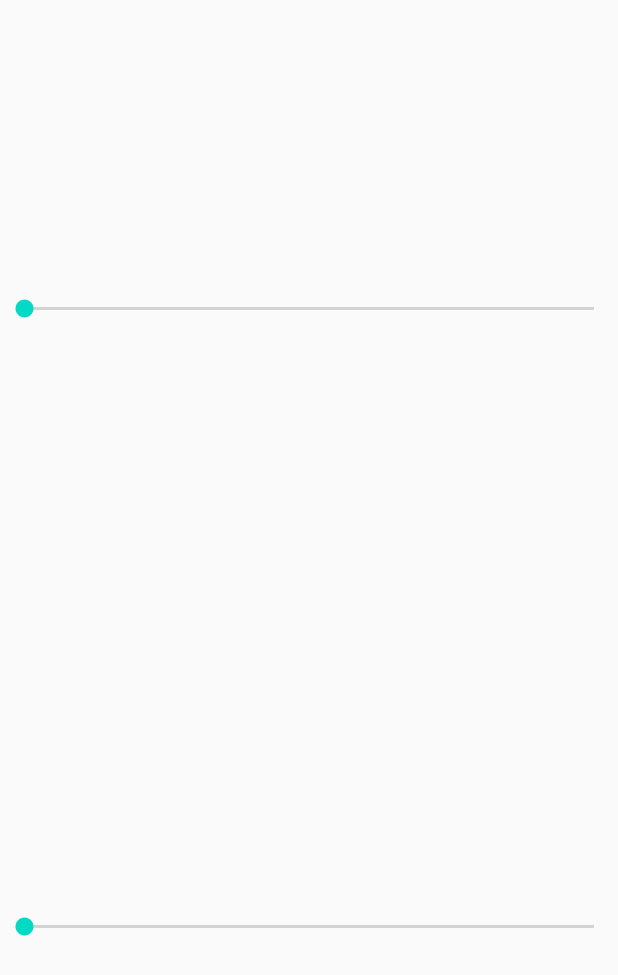
After one commit to YuanTiger/TigerGank-MVVM, an Android app: the ViewModelTestActivity_2 screen opened directly, with no data from a screen before it, on a phone screen of 412 x 824 dp. The commit adds this screen. Shown: the top 975 px of the screen. Run offline under Robolectric (Android 15) with nearby library versions, the phone set to English and light mode, and no system bars.

Commit message:
Fragment通过LiveData实现数据共享

```diff
--- a/app/src/main/AndroidManifest.xml
+++ b/app/src/main/AndroidManifest.xml
@@ -23,7 +23,8 @@
 
         <activity android:name=".activity.TestActivity" />
         <activity android:name=".test.lifecycle.MyLocationTestActivity" />
-        <activity android:name=".test.viewmodel.ViewModelTestActivity" />
+        <activity android:name=".test.viewmodel.one.ViewModelTestActivity" />
+        <activity android:name=".test.viewmodel.two.ViewModelTestActivity_2" />
 
         <service android:name=".test.lifecycle.MyLocationService"/>
     </application>
--- a/app/src/main/java/com/my/gank/activity/MainActivity.kt
+++ b/app/src/main/java/com/my/gank/activity/MainActivity.kt
@@ -7,9 +7,9 @@ import android.widget.TextView
 import androidx.appcompat.app.AppCompatActivity
 import com.my.gank.R
 import com.my.gank.base.lifecycle.ActivityLifecycleObserver
-import com.my.gank.test.lifecycle.MyLocationTestActivity
 import com.my.gank.test.lifecycle.MyChronometer
-import com.my.gank.test.viewmodel.ViewModelTestActivity
+import com.my.gank.test.viewmodel.one.ViewModelTestActivity
+import com.my.gank.test.viewmodel.two.ViewModelTestActivity_2
 
 /**
  * Author: mengyuan
@@ -38,7 +38,7 @@ class MainActivity : AppCompatActivity(), View.OnClickListener {
     override fun onClick(view: View?) {
         when (view?.id) {
             R.id.tv_test -> {
-                val intent = Intent(this, ViewModelTestActivity::class.java)
+                val intent = Intent(this, ViewModelTestActivity_2::class.java)
                 startActivity(intent)
             }
             else -> {
--- /dev/null
+++ b/app/src/main/java/com/my/gank/test/viewmodel/two/SeekBarViewModel.java
@@ -0,0 +1,26 @@
+package com.my.gank.test.viewmodel.two;
+
+import androidx.lifecycle.MutableLiveData;
+import androidx.lifecycle.ViewModel;
+
+/**
+ * Author: mengyuan
+ * Date  : 2021/10/13/2:54 下午
+ * E-Mail: mengyuanzz@126.com
+ * -----------
+ */
+public class SeekBarViewModel  extends ViewModel {
+
+    public MutableLiveData<Integer> seekBarProgress;
+
+
+    public MutableLiveData<Integer> getSeekProgress(){
+        if(seekBarProgress == null){
+            seekBarProgress = new MutableLiveData<>();
+            seekBarProgress.setValue(0);
+        }
+        return  seekBarProgress;
+    }
+
+
+}
--- /dev/null
+++ b/app/src/main/java/com/my/gank/test/viewmodel/two/ViewModelTestActivity_2.java
@@ -0,0 +1,37 @@
+package com.my.gank.test.viewmodel.two;
+
+import android.os.Bundle;
+import android.view.View;
+import android.widget.TextView;
+
+import androidx.annotation.Nullable;
+import androidx.appcompat.app.AppCompatActivity;
+import androidx.lifecycle.Observer;
+import androidx.lifecycle.ViewModelProvider;
+
+import com.my.gank.R;
+import com.my.gank.test.viewmodel.one.ViewModelTest;
+
+import java.util.Timer;
+import java.util.TimerTask;
+
+/**
+ * Author: mengyuan
+ * Date  : 2021/10/12/6:50 下午
+ * E-Mail: mengyuanzz@126.com
+ * -----------
+ */
+public class ViewModelTestActivity_2 extends AppCompatActivity  {
+
+
+
+    @Override
+    protected void onCreate(@Nullable @org.jetbrains.annotations.Nullable Bundle savedInstanceState) {
+        super.onCreate(savedInstanceState);
+
+        setContentView(R.layout.activity_view_model_2);
+
+    }
+
+
+}
--- /dev/null
+++ b/app/src/main/java/com/my/gank/test/viewmodel/two/ViewModelTestFragment_Bottom.java
@@ -0,0 +1,67 @@
+package com.my.gank.test.viewmodel.two;
+
+import android.os.Bundle;
+import android.view.LayoutInflater;
+import android.view.View;
+import android.view.ViewGroup;
+import android.widget.SeekBar;
+
+import androidx.annotation.NonNull;
+import androidx.annotation.Nullable;
+import androidx.fragment.app.Fragment;
+import androidx.lifecycle.Observer;
+import androidx.lifecycle.ViewModelProvider;
+
+import com.my.gank.R;
+
+import org.jetbrains.annotations.NotNull;
+
+/**
+ * Author: mengyuan
+ * Date  : 2021/10/13/2:43 下午
+ * E-Mail: mengyuanzz@126.com
+ * -----------
+ */
+public class ViewModelTestFragment_Bottom extends Fragment {
+
+    private SeekBar seekBar;
+
+
+    private SeekBarViewModel seekBarViewModel;
+
+    @Nullable
+    @Override
+    public View onCreateView(@NonNull @NotNull LayoutInflater inflater, @Nullable ViewGroup container, @Nullable Bundle savedInstanceState) {
+        View rootView = inflater.inflate(R.layout.fragment_view_model_bottom, container, false);
+        seekBar = rootView.findViewById(R.id.seek_bar_bottom);
+
+
+        seekBarViewModel = new ViewModelProvider(getActivity(), new ViewModelProvider.AndroidViewModelFactory(getActivity().getApplication())).get(SeekBarViewModel.class);
+
+        seekBarViewModel.getSeekProgress().observe(getActivity(), new Observer<Integer>() {
+            @Override
+            public void onChanged(Integer integer) {
+                seekBar.setProgress(integer);
+            }
+        });
+
+        seekBar.setOnSeekBarChangeListener(new SeekBar.OnSeekBarChangeListener() {
+            @Override
+            public void onProgressChanged(SeekBar seekBar, int i, boolean b) {
+                seekBarViewModel.getSeekProgress().setValue(i);
+            }
+
+            @Override
+            public void onStartTrackingTouch(SeekBar seekBar) {
+
+            }
+
+            @Override
+            public void onStopTrackingTouch(SeekBar seekBar) {
+
+            }
+        });
+
+        return rootView;
+    }
+}
--- /dev/null
+++ b/app/src/main/java/com/my/gank/test/viewmodel/two/ViewModelTestFragment_Top.java
@@ -0,0 +1,69 @@
+package com.my.gank.test.viewmodel.two;
+
+import android.os.Bundle;
+import android.view.LayoutInflater;
+import android.view.View;
+import android.view.ViewGroup;
+import android.widget.SeekBar;
+
+import androidx.annotation.NonNull;
+import androidx.annotation.Nullable;
+import androidx.fragment.app.Fragment;
+import androidx.lifecycle.Observer;
+import androidx.lifecycle.ViewModelProvider;
+
+import com.my.gank.R;
+
+import org.jetbrains.annotations.NotNull;
+
+/**
+ * Author: mengyuan
+ * Date  : 2021/10/13/2:43 下午
+ * E-Mail: mengyuanzz@126.com
+ * -----------
+ */
+public class ViewModelTestFragment_Top extends Fragment {
+
+    private SeekBar seekBar;
+
+    private SeekBarViewModel seekBarViewModel;
+
+    @Nullable
+    @Override
+    public View onCreateView(@NonNull @NotNull LayoutInflater inflater, @Nullable ViewGroup container, @Nullable Bundle savedInstanceState) {
+        View rootView = inflater.inflate(R.layout.fragment_view_model_top, container, false);
+        seekBar = rootView.findViewById(R.id.seek_bar_top);
+
+
+        seekBarViewModel = new ViewModelProvider(getActivity(), new ViewModelProvider.AndroidViewModelFactory(getActivity().getApplication())).get(SeekBarViewModel.class);
+
+        seekBarViewModel.getSeekProgress().observe(getActivity(), new Observer<Integer>() {
+            @Override
+            public void onChanged(Integer integer) {
+                seekBar.setProgress(integer);
+            }
+        });
+
+        seekBar.setOnSeekBarChangeListener(new SeekBar.OnSeekBarChangeListener() {
+            @Override
+            public void onProgressChanged(SeekBar seekBar, int i, boolean b) {
+                seekBarViewModel.getSeekProgress().setValue(i);
+            }
+
+            @Override
+            public void onStartTrackingTouch(SeekBar seekBar) {
+
+            }
+
+            @Override
+            public void onStopTrackingTouch(SeekBar seekBar) {
+
+            }
+        });
+
+        return rootView;
+    }
+
+
+
+}
--- /dev/null
+++ b/app/src/main/res/layout/activity_view_model_2.xml
@@ -0,0 +1,38 @@
+<?xml version="1.0" encoding="utf-8"?>
+<androidx.constraintlayout.widget.ConstraintLayout xmlns:android="http://schemas.android.com/apk/res/android"
+    xmlns:app="http://schemas.android.com/apk/res-auto"
+    android:layout_width="match_parent"
+    android:layout_height="match_parent">
+
+
+    <fragment
+        android:id="@+id/fragment_top"
+        android:name="com.my.gank.test.viewmodel.two.ViewModelTestFragment_Top"
+        android:layout_width="0dp"
+        android:layout_height="0dp"
+        app:layout_constraintBottom_toTopOf="@id/guide_line"
+        app:layout_constraintEnd_toEndOf="parent"
+        app:layout_constraintStart_toStartOf="parent"
+        app:layout_constraintTop_toTopOf="parent" />
+
+
+    <androidx.constraintlayout.widget.Guideline
+        android:id="@+id/guide_line"
+        android:layout_width="wrap_content"
+        android:layout_height="wrap_content"
+        android:orientation="horizontal"
+        app:layout_constraintGuide_percent="0.5" />
+
+
+    <fragment
+        android:id="@+id/fragment_bottom"
+        android:name="com.my.gank.test.viewmodel.two.ViewModelTestFragment_Bottom"
+        android:layout_width="0dp"
+        android:layout_height="0dp"
+        app:layout_constraintBottom_toBottomOf="parent"
+        app:layout_constraintEnd_toEndOf="parent"
+        app:layout_constraintStart_toStartOf="parent"
+        app:layout_constraintTop_toBottomOf="@id/guide_line" />
+
+
+</androidx.constraintlayout.widget.ConstraintLayout>
--- /dev/null
+++ b/app/src/main/res/layout/fragment_view_model_bottom.xml
@@ -0,0 +1,16 @@
+<?xml version="1.0" encoding="utf-8"?>
+<androidx.constraintlayout.widget.ConstraintLayout xmlns:android="http://schemas.android.com/apk/res/android"
+    xmlns:app="http://schemas.android.com/apk/res-auto"
+    android:layout_width="match_parent"
+    android:layout_height="match_parent">
+
+    <SeekBar
+        android:id="@+id/seek_bar_bottom"
+        android:layout_width="0dp"
+        android:layout_height="50dp"
+        app:layout_constraintBottom_toBottomOf="parent"
+        app:layout_constraintEnd_toEndOf="parent"
+        app:layout_constraintStart_toStartOf="parent"
+        app:layout_constraintTop_toTopOf="parent" />
+
+</androidx.constraintlayout.widget.ConstraintLayout>
--- /dev/null
+++ b/app/src/main/res/layout/fragment_view_model_top.xml
@@ -0,0 +1,16 @@
+<?xml version="1.0" encoding="utf-8"?>
+<androidx.constraintlayout.widget.ConstraintLayout xmlns:android="http://schemas.android.com/apk/res/android"
+    xmlns:app="http://schemas.android.com/apk/res-auto"
+    android:layout_width="match_parent"
+    android:layout_height="match_parent">
+
+    <SeekBar
+        android:id="@+id/seek_bar_top"
+        android:layout_width="0dp"
+        android:layout_height="50dp"
+        app:layout_constraintBottom_toBottomOf="parent"
+        app:layout_constraintEnd_toEndOf="parent"
+        app:layout_constraintStart_toStartOf="parent"
+        app:layout_constraintTop_toTopOf="parent" />
+
+</androidx.constraintlayout.widget.ConstraintLayout>
```
Also changed, not shown: app/src/main/java/com/my/gank/test/viewmodel/one/ViewModelTest.java (renamed from app/src/main/java/com/my/gank/test/viewmodel/ViewModelTest.java, +1 -1 lines), app/src/main/java/com/my/gank/test/viewmodel/one/ViewModelTestActivity.java (renamed from app/src/main/java/com/my/gank/test/viewmodel/ViewModelTestActivity.java, +1 -2 lines).
